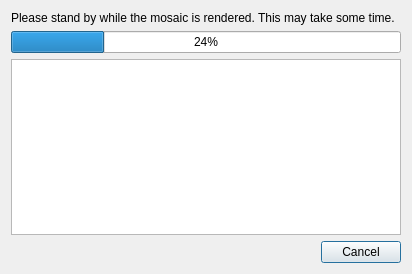
Before: the Qt Designer form rendermosaicdlg.ui in seanet7or/mosaicit, drawn with Qt 5.
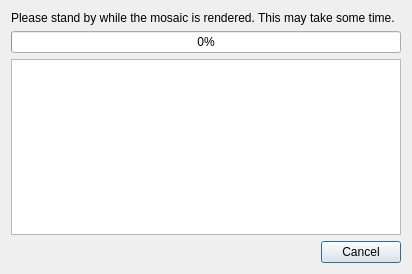
After: the same form once the commit is applied.

```diff
--- a/rendermosaicdlg.ui
+++ b/rendermosaicdlg.ui
@@ -32,7 +32,7 @@
      <item row="1" column="0" colspan="2">
       <widget class="QProgressBar" name="progressBar">
        <property name="value">
-        <number>24</number>
+        <number>0</number>
        </property>
       </widget>
      </item>
```
Left out of the diff: 3 changed lines with no effect on the pictures.
